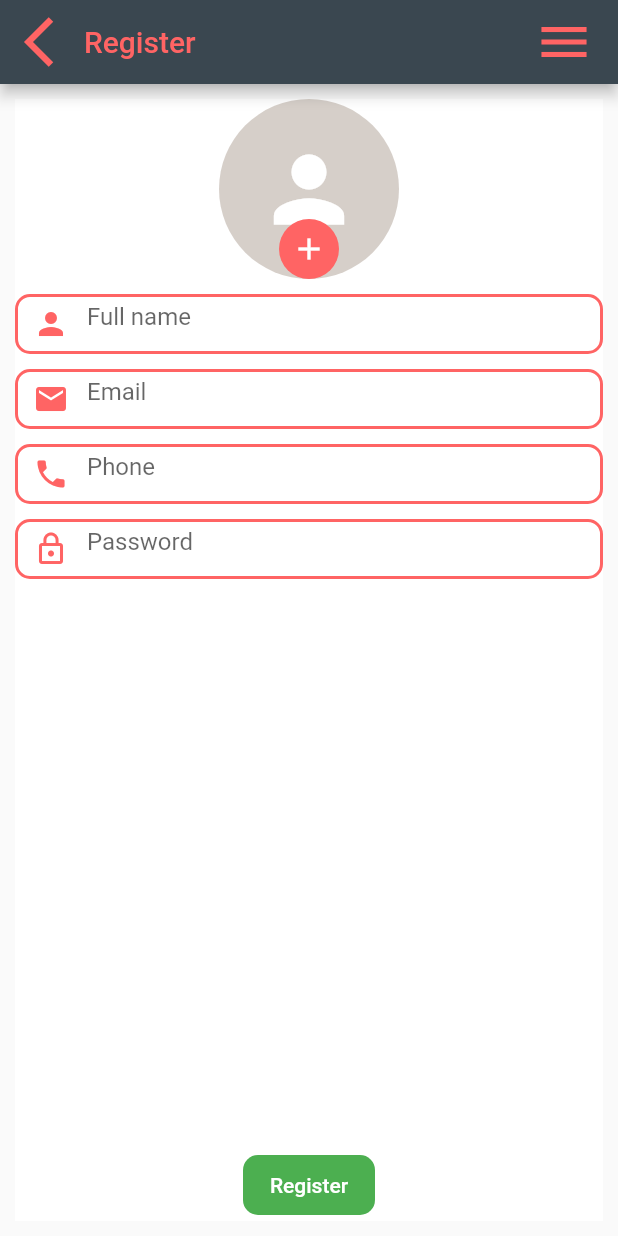
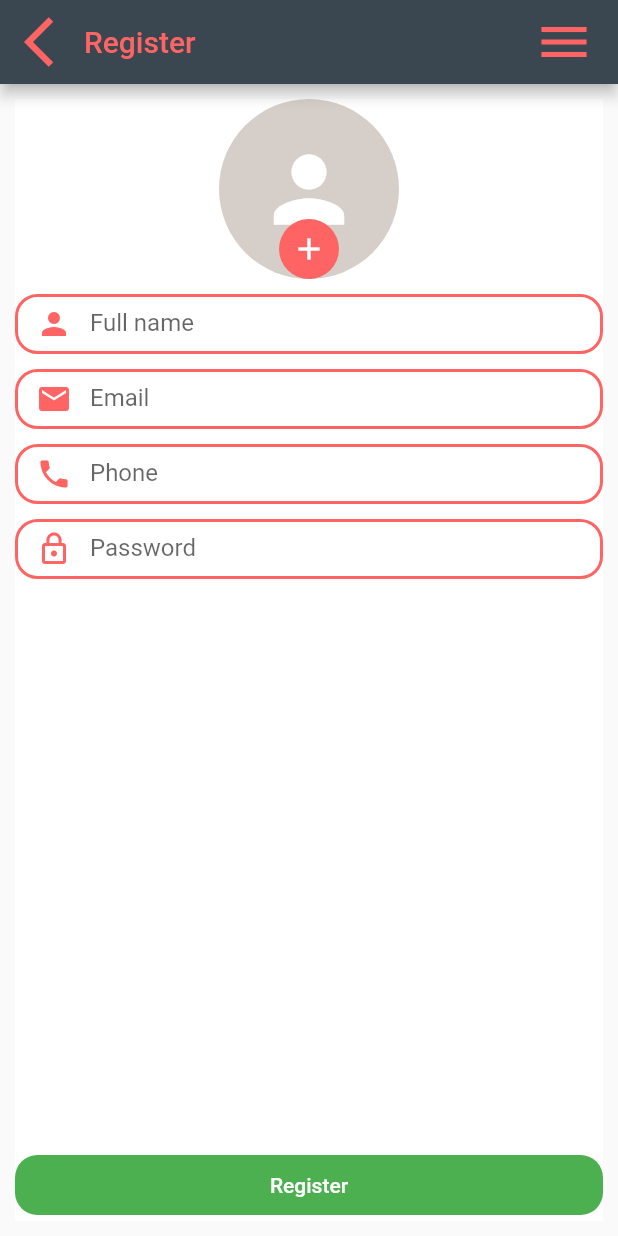
Before and after one commit to HagarMohamad21/styles_registeration, a Flutter app: the screen it shows after launch, on a phone screen of 412 x 824 dp. Run offline on Flutter 3.47's test engine with Material 2 defaults, Android fonts, the phone set to English and light mode, and no system bars.

Commit message:
finished the design

```diff
--- a/lib/main.dart
+++ b/lib/main.dart
@@ -7,6 +7,8 @@ void main() => runApp(MaterialApp(
 class MainPage extends StatelessWidget {
   int tomatoColor = 0xffff6464;
   int greenColor=0xffff6464;
+  double radius=15.0;
+  double viewsHeight=40.0;
   @override
   Widget build(BuildContext context) {
     return Scaffold(
@@ -73,20 +75,21 @@ class MainPage extends StatelessWidget {
                   height: 10,
                 ),
                 Container(
-                  height: 40,
+                  decoration: BoxDecoration(
+                  border: Border.all(color: Color(tomatoColor),width: 2),
+                    borderRadius:BorderRadius.all( Radius.circular(radius))
+                  ),
+                  height: viewsHeight,
                   child: TextField(
                     textAlign: TextAlign.start,
                     decoration: InputDecoration(
+                      border: InputBorder.none,
                       hintText: 'Full name',
                       prefixIcon: Icon(
                         Icons.person,
                         color: Color(tomatoColor),
                       ),
-                      enabledBorder: OutlineInputBorder(
-                          borderSide:
-                              BorderSide(color: Color(tomatoColor), width: 2),
-                          borderRadius: const BorderRadius.all(
-                              const Radius.circular(10.0))),
+
                     ),
                     cursorColor: Color(tomatoColor),
                   ),
@@ -95,45 +98,41 @@ class MainPage extends StatelessWidget {
                   height: 10,
                 ),
                 Container(
-                    height: 40,
+                  decoration: BoxDecoration(borderRadius: BorderRadius.circular(radius),border: Border.all(color: Color(tomatoColor),width: 2)),
+                    height: viewsHeight,
                     child: TextField(
                       decoration: InputDecoration(
+                        border: InputBorder.none,
                           prefixIcon: Icon(
                             Icons.email,
                             color: Color(tomatoColor),
                           ),
                           hintText: 'Email',
-                          enabledBorder: OutlineInputBorder(
-                              borderSide: BorderSide(
-                                  color: Color(tomatoColor), width: 2),
-                              borderRadius: BorderRadius.all(
-                                Radius.circular(10.0),
-                              ))),
+                          ),
                     )),
                 SizedBox(
                   height: 10,
                 ),
                 Container(
-                  height: 40,
+                  decoration: BoxDecoration(border:Border.all(color: Color(tomatoColor),width: 2),borderRadius: BorderRadius.circular(radius)),
+                  height: viewsHeight,
                   child: TextField(
                     decoration: InputDecoration(
+                      border: InputBorder.none,
                         hintText: 'Phone',
                         prefixIcon: Icon(
                           Icons.phone,
                           color: Color(tomatoColor),
                         ),
-                        enabledBorder: OutlineInputBorder(
-                            borderRadius:
-                                BorderRadius.all(Radius.circular(10.0)),
-                            borderSide: BorderSide(
-                                width: 2, color: Color(tomatoColor)))),
+                    ),
                   ),
                 ),
                 SizedBox(
                   height: 10,
                 ),
                 Container(
-                  height: 40,
+                  decoration: BoxDecoration(borderRadius: BorderRadius.circular(radius),border: Border.all(color: Color(tomatoColor),width: 2)),
+                  height: viewsHeight,
                   child: TextField(
                     decoration: InputDecoration(
                         hintText: 'Password',
@@ -141,20 +140,19 @@ class MainPage extends StatelessWidget {
                           Icons.lock_outline,
                           color: Color(tomatoColor),
                         ),
-                        enabledBorder: OutlineInputBorder(
-                            borderSide:
-                                BorderSide(width: 2, color: Color(tomatoColor)),
-                            borderRadius:
-                                BorderRadius.all(Radius.circular(10.0)))),
+                       border: InputBorder.none),
                   ),
                 ),
-                Flexible(child: Align(child: MaterialButton(
-                  elevation: 0,
-                  onPressed: (){},
-                  child: Text("Register",style: TextStyle(color: Colors.white),),
-                  color: Colors.green,height: 40,shape: RoundedRectangleBorder(
-                    borderRadius: new BorderRadius.circular(10.0),
-                ),),alignment: Alignment.bottomCenter,),)
+                Flexible(child: Align(child: SizedBox(
+                  width: double.infinity,
+                  child: MaterialButton(
+                    elevation: 0,
+                    onPressed: (){},
+                    child: Text("Register",style: TextStyle(color: Colors.white),),
+                    color: Colors.green,height: viewsHeight,shape: RoundedRectangleBorder(
+                      borderRadius: new BorderRadius.circular(radius),
+                  ),),
+                ),alignment: Alignment.bottomCenter,),)
               ],
             ),
             color: Colors.white,
```
